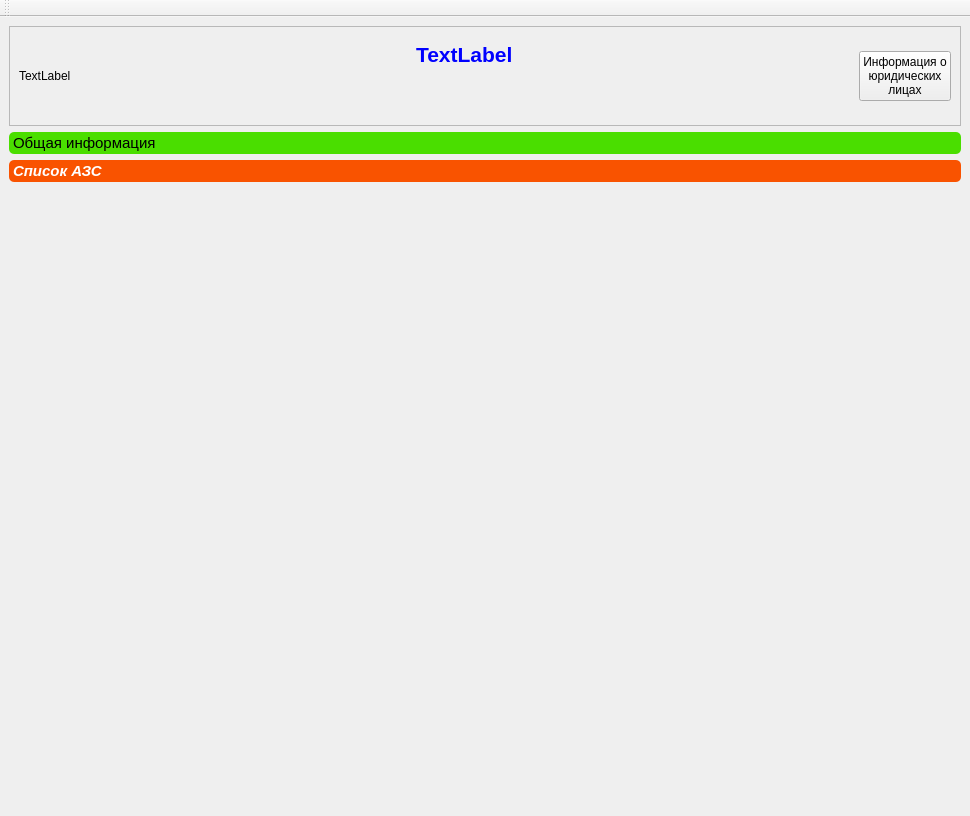
Old version of the form Clients/clientswindow.ui in the repository rust3128/HotlineDesktop.
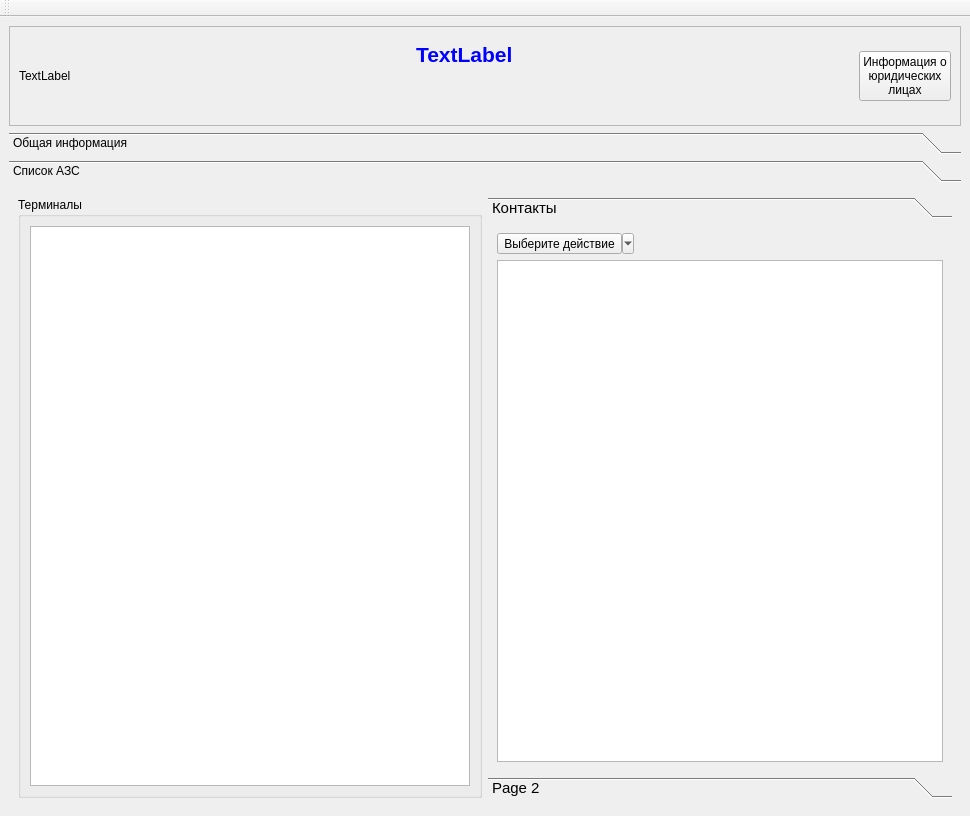
New version of the form. The open tabs and pages were chosen to show the change. Icons and pictures are not drawn. Custom widgets are drawn as their Qt base class.

```diff
--- a/Clients/clientswindow.ui
+++ b/Clients/clientswindow.ui
@@ -104,33 +104,7 @@
     <item row="1" column="0">
      <widget class="QToolBox" name="toolBox">
       <property name="styleSheet">
-       <string notr="true">QToolBox::tab {
-   background: #009deb;
-    border-radius: 5px;
-    font-size: 15px;
-    color: black;
-    
-}
-
-QToolBox::tab:first {
-    background: #4ade00;
-    border-radius: 5px;
-    font-size: 15px;
-    color: black;
-}
-
-QToolBox::tab:last {
-    background: #f95300;
-    border-radius: 5px;
-    font-size: 15px;
-    color: black;
-}
-
-QToolBox::tab:selected { /* italicize selected tabs */
-    font: italic bold;
-    font-size: 15px;
-    color: white;
-}</string>
+       <string notr="true"/>
       </property>
       <property name="currentIndex">
        <number>0</number>
@@ -299,12 +273,130 @@
          <x>0</x>
          <y>0</y>
          <width>952</width>
-         <height>617</height>
+         <height>626</height>
         </rect>
        </property>
        <attribute name="label">
         <string>Список АЗС</string>
        </attribute>
+       <layout class="QGridLayout" name="gridLayout_7">
+        <item row="0" column="0">
+         <widget class="QGroupBox" name="groupBoxTerminals">
+          <property name="title">
+           <string>Терминалы</string>
+          </property>
+          <layout class="QGridLayout" name="gridLayout_6">
+           <item row="0" column="0">
+            <widget class="QTableView" name="tableViewTerminals">
+             <property name="editTriggers">
+              <set>QAbstractItemView::NoEditTriggers</set>
+             </property>
+             <property name="alternatingRowColors">
+              <bool>true</bool>
+             </property>
+             <property name="selectionMode">
+              <enum>QAbstractItemView::SingleSelection</enum>
+             </property>
+             <property name="selectionBehavior">
+              <enum>QAbstractItemView::SelectRows</enum>
+             </property>
+             <property name="sortingEnabled">
+              <bool>true</bool>
+             </property>
+             <attribute name="horizontalHeaderStretchLastSection">
+              <bool>true</bool>
+             </attribute>
+            </widget>
+           </item>
+          </layout>
+         </widget>
+        </item>
+        <item row="0" column="1">
+         <widget class="QToolBox" name="toolBoxInfo">
+          <property name="font">
+           <font>
+            <pointsize>8</pointsize>
+           </font>
+          </property>
+          <property name="styleSheet">
+           <string notr="true">QToolBox{ icon-size: 48px; }
+QToolBox::tab {font-size: 15px;}</string>
+          </property>
+          <property name="frameShape">
+           <enum>QFrame::NoFrame</enum>
+          </property>
+          <property name="midLineWidth">
+           <number>0</number>
+          </property>
+          <property name="currentIndex">
+           <number>0</number>
+          </property>
+          <widget class="QWidget" name="page">
+           <property name="geometry">
+            <rect>
+             <x>0</x>
+             <y>0</y>
+             <width>464</width>
+             <height>519</height>
+            </rect>
+           </property>
+           <attribute name="icon">
+            <iconset resource="../resource.qrc">
+             <normaloff>:/Images/contacts.png</normaloff>:/Images/contacts.png</iconset>
+           </attribute>
+           <attribute name="label">
+            <string>Контакты</string>
+           </attribute>
+           <layout class="QGridLayout" name="gridLayout_8">
+            <item row="1" column="0">
+             <widget class="QTableView" name="tableView"/>
+            </item>
+            <item row="0" column="0">
+             <widget class="QToolButton" name="toolButton">
+              <property name="text">
+               <string>Выберите действие</string>
+              </property>
+              <property name="checkable">
+               <bool>false</bool>
+              </property>
+              <property name="checked">
+               <bool>false</bool>
+              </property>
+              <property name="autoRepeat">
+               <bool>false</bool>
+              </property>
+              <property name="popupMode">
+               <enum>QToolButton::MenuButtonPopup</enum>
+              </property>
+              <property name="toolButtonStyle">
+               <enum>Qt::ToolButtonTextUnderIcon</enum>
+              </property>
+              <property name="autoRaise">
+               <bool>false</bool>
+              </property>
+              <property name="arrowType">
+               <enum>Qt::NoArrow</enum>
+              </property>
+             </widget>
+            </item>
+           </layout>
+          </widget>
+          <widget class="QWidget" name="page_2">
+           <property name="geometry">
+            <rect>
+             <x>0</x>
+             <y>0</y>
+             <width>464</width>
+             <height>551</height>
+            </rect>
+           </property>
+           <attribute name="label">
+            <string>Page 2</string>
+           </attribute>
+          </widget>
+         </widget>
+        </item>
+       </layout>
       </widget>
      </widget>
     </item>
```
Left out of the diff: 23 changed lines with no effect on the pictures.
